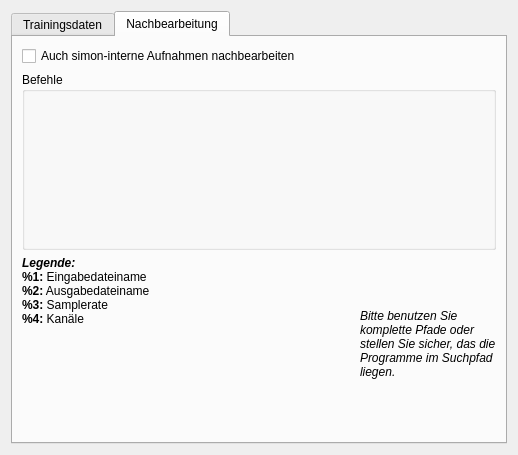
KDE/simon, file simon/src/ModelManagement/modelsettingsdlg.ui: the form before one commit.
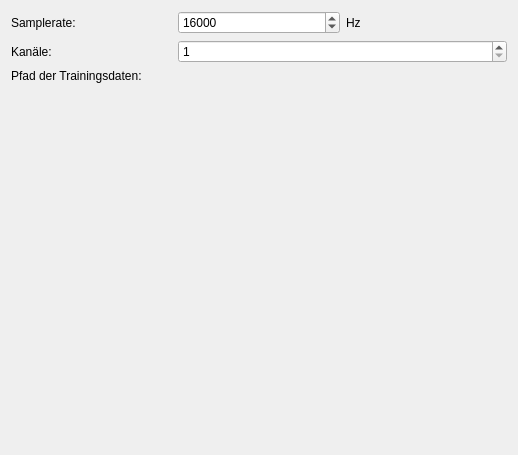
The form after the commit. The open tabs and pages were chosen to show the change. Custom widgets are drawn as their Qt base class.

Commit message: Ported the soundsettings to it's own library and merged it with the postprocessing-feature; Added a KCModule-based configuration for it and added the ability to configure the font of all prompts; All prompts have been modified to be displayed _in_ the recwidget. This unifies the way the user is prompted for speech between the AddWord-wizard and the Training. Fixed a bug in the plugin-export of the desktopgridcommandmanager.

Diff of the .ui file:
```diff
--- a/simon/src/ModelManagement/modelsettingsdlg.ui
+++ b/simon/src/ModelManagement/modelsettingsdlg.ui
@@ -12,17 +12,7 @@
   <property name="windowTitle" >
    <string>Form</string>
   </property>
-  <layout class="QVBoxLayout" name="verticalLayout_5" >
-   <item>
-    <widget class="KTabWidget" name="twMain" >
-     <property name="currentIndex" >
-      <number>0</number>
-     </property>
-     <widget class="QWidget" name="tab" >
-      <attribute name="title" >
-       <string>Trainingsdaten</string>
-      </attribute>
-      <layout class="QGridLayout" name="gridLayout_2" >
+  <layout class="QGridLayout" name="gridLayout" >
        <item row="0" column="0" >
         <widget class="QLabel" name="lbSampleRate" >
          <property name="text" >
@@ -76,116 +66,29 @@
        <item row="2" column="0" >
         <widget class="QLabel" name="lbSamplePath" >
          <property name="text" >
-          <string>Pfad:</string>
+      <string>Pfad der Trainingsdaten:</string>
          </property>
         </widget>
        </item>
-       <item row="2" column="1" >
+   <item row="2" column="1" colspan="2" >
         <widget class="KUrlRequester" name="kcfg_ModelTrainingsDataPath" />
        </item>
        <item row="3" column="1" >
-        <spacer>
+    <spacer name="verticalSpacer" >
          <property name="orientation" >
           <enum>Qt::Vertical</enum>
          </property>
          <property name="sizeHint" stdset="0" >
           <size>
            <width>20</width>
-           <height>181</height>
+       <height>348</height>
           </size>
          </property>
         </spacer>
-       </item>
-      </layout>
-     </widget>
-     <widget class="QWidget" name="tab_6" >
-      <attribute name="title" >
-       <string>Nachbearbeitung</string>
-      </attribute>
-      <layout class="QVBoxLayout" name="verticalLayout" >
-       <item>
-        <widget class="QCheckBox" name="kcfg_ProcessInternal" >
-         <property name="text" >
-          <string>Auch simon-interne Aufnahmen nachbearbeiten</string>
-         </property>
-        </widget>
-       </item>
-       <item>
-        <widget class="KEditListBox" name="kcfg_ProcessingFilters" >
-         <property name="title" >
-          <string>Befehle</string>
-         </property>
-        </widget>
-       </item>
-       <item>
-        <layout class="QHBoxLayout" name="horizontalLayout" >
-         <item>
-          <widget class="QLabel" name="lbLegend" >
-           <property name="text" >
-            <string>&lt;!DOCTYPE HTML PUBLIC "-//W3C//DTD HTML 4.0//EN" "http://www.w3.org/TR/REC-html40/strict.dtd">
-&lt;html>&lt;head>&lt;meta name="qrichtext" content="1" />&lt;style type="text/css">
-p, li { white-space: pre-wrap; }
-&lt;/style>&lt;/head>&lt;body style=" font-family:'Sans Serif'; font-size:10pt; font-weight:400; font-style:normal;">
-&lt;p style=" margin-top:0px; margin-bottom:0px; margin-left:0px; margin-right:0px; -qt-block-indent:0; text-indent:0px; font-size:9pt;">&lt;span style=" font-weight:600; font-style:italic;">Legende:&lt;/span>&lt;/p>
-&lt;p style=" margin-top:0px; margin-bottom:0px; margin-left:0px; margin-right:0px; -qt-block-indent:0; text-indent:0px; font-size:9pt; font-weight:600;">%1:&lt;span style=" font-weight:400;"> Eingabedateiname&lt;/span>&lt;/p>
-&lt;p style=" margin-top:0px; margin-bottom:0px; margin-left:0px; margin-right:0px; -qt-block-indent:0; text-indent:0px; font-size:9pt;">&lt;span style=" font-weight:600;">%2:&lt;/span> Ausgabedateiname&lt;/p>
-&lt;p style=" margin-top:0px; margin-bottom:0px; margin-left:0px; margin-right:0px; -qt-block-indent:0; text-indent:0px; font-size:9pt;">&lt;span style=" font-weight:600;">%3:&lt;/span> Samplerate&lt;/p>
-&lt;p style=" margin-top:0px; margin-bottom:0px; margin-left:0px; margin-right:0px; -qt-block-indent:0; text-indent:0px; font-size:9pt;">&lt;span style=" font-weight:600;">%4:&lt;/span> Kanäle&lt;/p>&lt;/body>&lt;/html></string>
-           </property>
-           <property name="alignment" >
-            <set>Qt::AlignLeading|Qt::AlignLeft|Qt::AlignTop</set>
-           </property>
-           <property name="wordWrap" >
-            <bool>true</bool>
-           </property>
-          </widget>
-         </item>
-         <item>
-          <spacer name="horizontalSpacer" >
-           <property name="orientation" >
-            <enum>Qt::Horizontal</enum>
-           </property>
-           <property name="sizeHint" stdset="0" >
-            <size>
-             <width>40</width>
-             <height>20</height>
-            </size>
-           </property>
-          </spacer>
-         </item>
-         <item>
-          <widget class="QLabel" name="label_4" >
-           <property name="text" >
-            <string>&lt;html>&lt;head>&lt;meta name="qrichtext" content="1" />&lt;style type="text/css">
-p, li { white-space: pre-wrap; }
-&lt;/style>&lt;/head>&lt;body style=" font-family:'Sans Serif'; font-size:9pt; font-weight:400; font-style:normal;">
-&lt;p style=" margin-top:0px; margin-bottom:0px; margin-left:0px; margin-right:0px; -qt-block-indent:0; text-indent:0px;">&lt;span style=" font-style:italic;">Bitte benutzen Sie komplette Pfade oder stellen Sie sicher, das die Programme im Suchpfad liegen.&lt;/span>&lt;/p>&lt;/body>&lt;/html></string>
-           </property>
-           <property name="wordWrap" >
-            <bool>true</bool>
-           </property>
-          </widget>
-         </item>
-        </layout>
-       </item>
-      </layout>
-     </widget>
-    </widget>
    </item>
   </layout>
  </widget>
  <customwidgets>
-  <customwidget>
-   <class>KEditListBox</class>
-   <extends>QGroupBox</extends>
-   <header>keditlistbox.h</header>
-  </customwidget>
-  <customwidget>
-   <class>KTabWidget</class>
-   <extends>QTabWidget</extends>
-   <header>ktabwidget.h</header>
-   <container>1</container>
-  </customwidget>
   <customwidget>
    <class>KUrlRequester</class>
    <extends>QFrame</extends>
```
Lines whose indentation alone changed are shown as unchanged. The commit also changes 40 other files.
